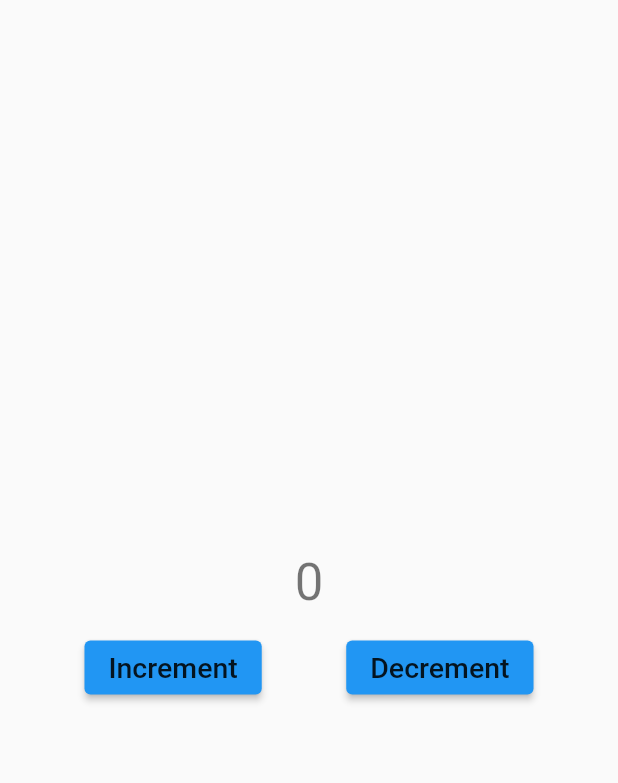
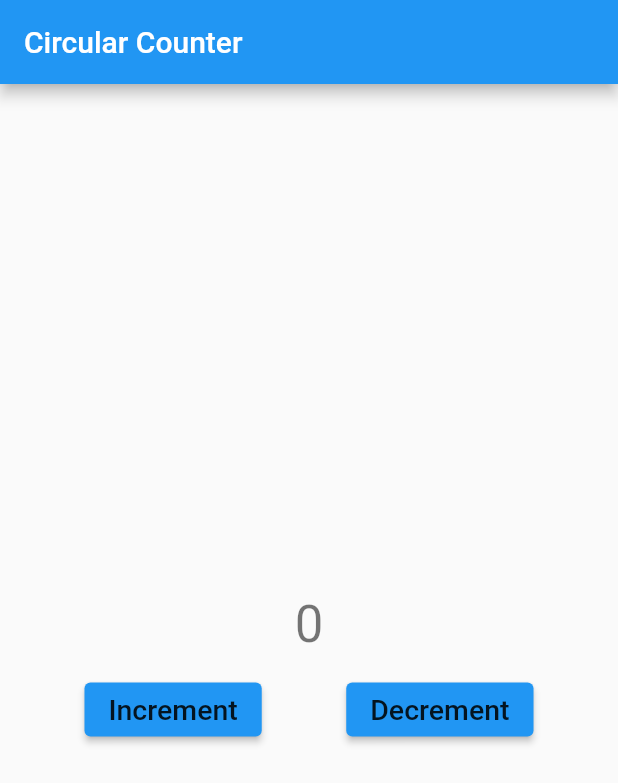
Before and after one commit to Bazabizi/2023-project-phase-mobile-tasks, a Flutter app: the screen it shows after launch, on a phone screen of 412 x 824 dp. Shown: the top 783 px of the screen. Run offline on Flutter 3.47's test engine with Material 2 defaults, Android fonts, the phone set to English and light mode, and no system bars.

Commit message:
Fix(Mobile): Update the title of app

```diff
--- a/on-boarding/circular_counter/lib/main.dart
+++ b/on-boarding/circular_counter/lib/main.dart
@@ -9,9 +9,12 @@ class MyApp extends StatelessWidget {
 
   @override
   Widget build(BuildContext context) {
-    return const MaterialApp(
+    return MaterialApp(
       home: Scaffold(
-        body:Counter(),
+        appBar: AppBar(
+          title:const Text("Circular Counter"),
+        ),
+        body:const Counter(),
         ),
       );
 
```
